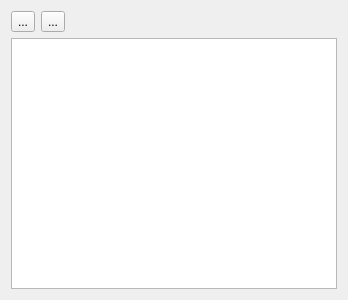
Qt form lib/ui/widgets/metadata/edges.ui (metgem/metgem) before a commit.
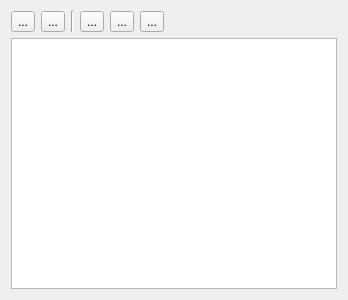
The same form after that commit. Icons and pictures are not drawn. Custom widgets are drawn as their Qt base class.

Commit message: Use left mouse for selection of columns in metadata tables. Enable sorting and moving with tool buttons

What changed in the file:
```diff
--- a/lib/ui/widgets/metadata/edges.ui
+++ b/lib/ui/widgets/metadata/edges.ui
@@ -48,6 +48,70 @@
         <iconset resource="../../ui.qrc">
          <normaloff>:/icons/images/highlight-yellow.svg</normaloff>:/icons/images/highlight-yellow.svg</iconset>
        </property>
+       <property name="iconSize">
+        <size>
+         <width>24</width>
+         <height>24</height>
+        </size>
+       </property>
+      </widget>
+     </item>
+     <item>
+      <widget class="Line" name="line">
+       <property name="orientation">
+        <enum>Qt::Vertical</enum>
+       </property>
+      </widget>
+     </item>
+     <item>
+      <widget class="QToolButton" name="btSetAlternatingRowColors">
+       <property name="text">
+        <string>...</string>
+       </property>
+       <property name="icon">
+        <iconset resource="../../ui.qrc">
+         <normaloff>:/icons/images/alternating_row_colors.svg</normaloff>:/icons/images/alternating_row_colors.svg</iconset>
+       </property>
+       <property name="iconSize">
+        <size>
+         <width>24</width>
+         <height>24</height>
+        </size>
+       </property>
+      </widget>
+     </item>
+     <item>
+      <widget class="QToolButton" name="btEnableOrdering">
+       <property name="text">
+        <string>...</string>
+       </property>
+       <property name="icon">
+        <iconset resource="../../ui.qrc">
+         <normaloff>:/icons/images/enable_ordering.svg</normaloff>:/icons/images/enable_ordering.svg</iconset>
+       </property>
+       <property name="iconSize">
+        <size>
+         <width>24</width>
+         <height>24</height>
+        </size>
+       </property>
+      </widget>
+     </item>
+     <item>
+      <widget class="QToolButton" name="btSetColumnsMovable">
+       <property name="text">
+        <string>...</string>
+       </property>
+       <property name="icon">
+        <iconset resource="../../ui.qrc">
+         <normaloff>:/icons/images/enable_move_columns.svg</normaloff>:/icons/images/enable_move_columns.svg</iconset>
+       </property>
+       <property name="iconSize">
+        <size>
+         <width>24</width>
+         <height>24</height>
+        </size>
+       </property>
       </widget>
      </item>
      <item>
```
Left out of the diff: 63 changed lines with no effect on the pictures. The commit also changes 10 other files.
